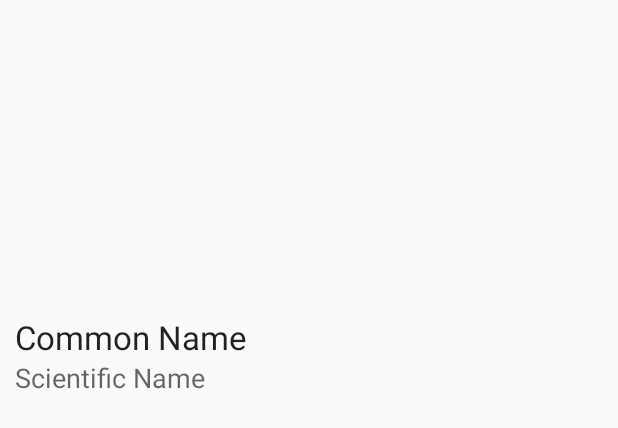
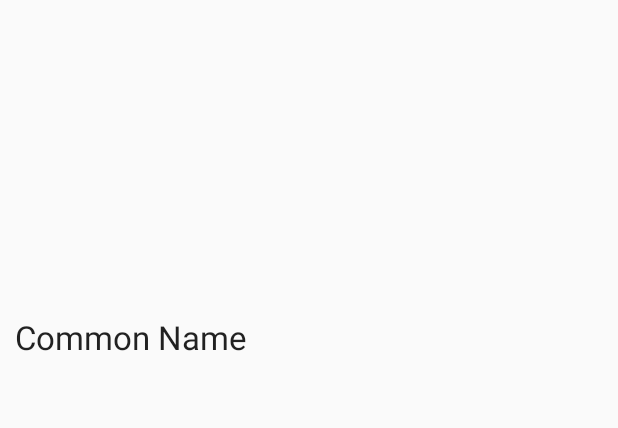
Before and after one commit to halfbiteducation/NewsApplication, an Android app: the layout item_news_list.xml on its own in the app's theme, with its tools: preview values and no code run, on a phone screen of 412 x 824 dp. Shown: the top 428 px of the screen. Run offline under Robolectric (Android 15) with nearby library versions, the phone set to English and light mode, and no system bars; network calls fail.

Commit message:
removed description, added refresh menu on main screen

```diff
--- a/app/src/main/java/com/example/prakharagarwal/newsapplication/DetailsActivity.java
+++ b/app/src/main/java/com/example/prakharagarwal/newsapplication/DetailsActivity.java
@@ -22,7 +22,7 @@ public class DetailsActivity extends AppCompatActivity {
         descView = findViewById(R.id.detail_desc);
         imageView = findViewById(R.id.detail_image);
         link = findViewById(R.id.detail_url);
-        if (getIntent().getStringExtra("headline") != null) {
+        if (!getIntent().getStringExtra("headline").equals("")) {
 
             Intent intent = getIntent();
             Picasso.with(this).load(intent.getStringExtra("urlToImage")).into(imageView);
--- a/app/src/main/java/com/example/prakharagarwal/newsapplication/NewsRecyclerAdapter.java
+++ b/app/src/main/java/com/example/prakharagarwal/newsapplication/NewsRecyclerAdapter.java
@@ -48,7 +48,6 @@ public class NewsRecyclerAdapter extends RecyclerView.Adapter<NewsRecyclerAdapte
 
         NewsArticle article= articles.get(position);
         holder.title.setText(article.getTitle());
-        holder.description.setText(article.getDescription());
         Picasso.with(mContext).load(article.getUrlToImage()).into(holder.imageView);
 
 
@@ -62,13 +61,11 @@ public class NewsRecyclerAdapter extends RecyclerView.Adapter<NewsRecyclerAdapte
 
     public class ArticleAdapterViewHolder extends RecyclerView.ViewHolder implements View.OnClickListener {
         TextView title;
-        TextView description;
         ImageView imageView;
 
         public ArticleAdapterViewHolder(View view) {
             super(view);
             title = (TextView) view.findViewById(R.id.list_item_news_title);
-            description = (TextView) view.findViewById(R.id.list_item_news_description);
             imageView = view.findViewById(R.id.news_image);
             view.setOnClickListener(this);
 
--- a/app/src/main/res/layout/activity_main.xml
+++ b/app/src/main/res/layout/activity_main.xml
@@ -6,10 +6,7 @@
     android:layout_height="match_parent"
     tools:context="com.example.prakharagarwal.newsapplication.MainActivity">
 
-    <!--<ListView-->
-        <!--android:id="@+id/listview"-->
-        <!--android:layout_width="match_parent"-->
-        <!--android:layout_height="match_parent"/>-->
+
     <android.support.v7.widget.RecyclerView
         android:id="@+id/news_recycler_view"
         android:layout_width="match_parent"
--- a/app/src/main/res/layout/item_news_list.xml
+++ b/app/src/main/res/layout/item_news_list.xml
@@ -16,10 +16,4 @@
         android:text="Common Name"
         android:textAppearance="@style/Base.TextAppearance.AppCompat.Large" />
 
-    <TextView
-        android:id="@+id/list_item_news_description"
-        android:layout_width="wrap_content"
-        android:layout_height="wrap_content"
-        android:text="Scientific Name"
-        android:textAppearance="@style/Base.TextAppearance.AppCompat.Medium" />
 </LinearLayout>
```
Also changed, not shown: app/src/main/java/com/example/prakharagarwal/newsapplication/MainActivity.java (+20 -15 lines), app/src/main/res/drawable/ic_refresh_white_24dp.xml (added, +9 -0 lines), app/src/main/res/layout/item_listview.xml (deleted, +0 -10 lines), app/src/main/res/menu/menu_main.xml (added, +11 -0 lines).
